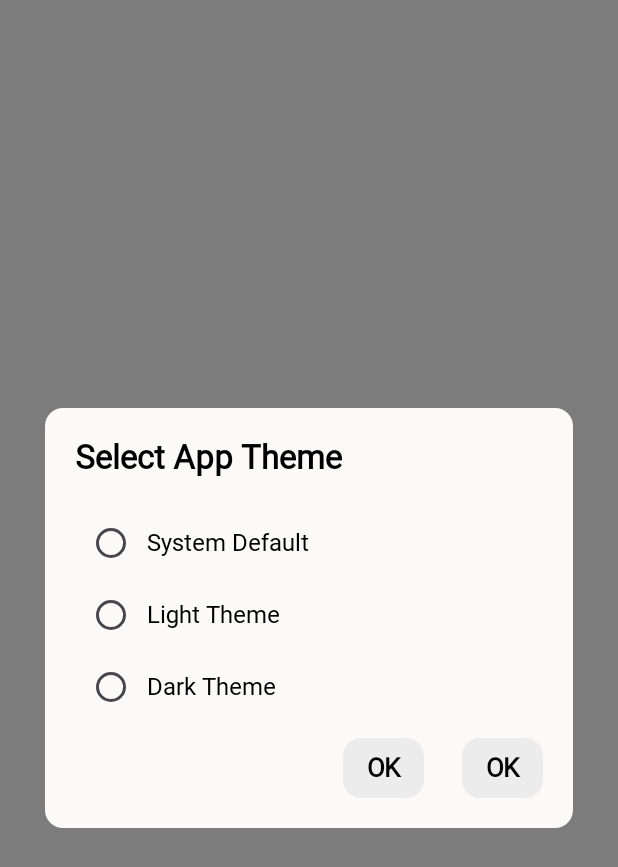
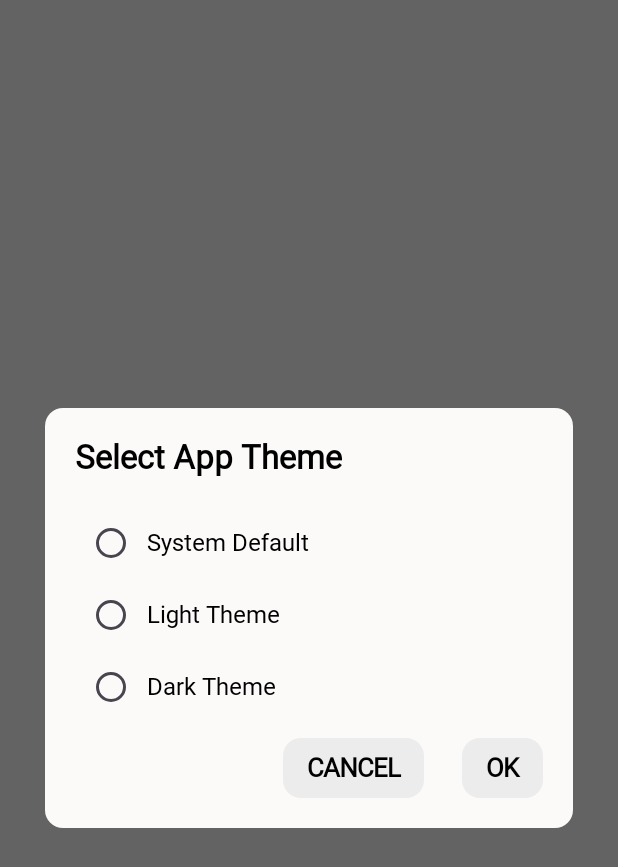
Before and after one commit to piyushprajpti/PY_Clock, an Android app built with Jetpack Compose: the composable ThemePopup called with empty values, on a phone screen of 412 x 824 dp. Shown: the top 867 px of the screen. Run offline under Robolectric (Android 15) with nearby library versions, the phone set to English and light mode, and no system bars; Roboto replaces fonts that are not available here.

Commit message:
used dialog instead of box in ThemePopup.kt

```diff
--- a/app/src/main/java/com/piyushprajpti/pyclock/presentation/setting_screen/ThemePopup.kt
+++ b/app/src/main/java/com/piyushprajpti/pyclock/presentation/setting_screen/ThemePopup.kt
@@ -2,13 +2,10 @@ package com.piyushprajpti.pyclock.presentation.setting_screen
 
 import androidx.compose.foundation.background
 import androidx.compose.foundation.clickable
-import androidx.compose.foundation.interaction.MutableInteractionSource
 import androidx.compose.foundation.layout.Arrangement
-import androidx.compose.foundation.layout.Box
 import androidx.compose.foundation.layout.Column
 import androidx.compose.foundation.layout.Row
 import androidx.compose.foundation.layout.Spacer
-import androidx.compose.foundation.layout.fillMaxSize
 import androidx.compose.foundation.layout.fillMaxWidth
 import androidx.compose.foundation.layout.height
 import androidx.compose.foundation.layout.padding
@@ -18,15 +15,16 @@ import androidx.compose.material3.MaterialTheme
 import androidx.compose.material3.RadioButton
 import androidx.compose.material3.Text
 import androidx.compose.runtime.Composable
+import androidx.compose.runtime.mutableIntStateOf
 import androidx.compose.runtime.mutableStateOf
 import androidx.compose.runtime.remember
 import androidx.compose.ui.Alignment
 import androidx.compose.ui.Modifier
 import androidx.compose.ui.draw.clip
-import androidx.compose.ui.graphics.Color
 import androidx.compose.ui.text.font.FontWeight
 import androidx.compose.ui.unit.dp
 import androidx.compose.ui.unit.sp
+import androidx.compose.ui.window.Dialog
 import com.piyushprajpti.pyclock.util.DialogActionButton
 
 @Composable
@@ -37,22 +35,11 @@ fun ThemePopup(
 ) {
 
     val selectedTheme = remember {
-        mutableStateOf(currentTheme)
+        mutableIntStateOf(currentTheme)
     }
 
-    Box(
-        modifier = Modifier
-            .fillMaxSize()
-            .background(Color.Black.copy(alpha = 0.5f))
-            .clickable { onCancelClick() },
-        contentAlignment = Alignment.Center
-    ) {
-        Box(
-            modifier = Modifier.clickable(
-                interactionSource = remember { MutableInteractionSource() },
-                indication = null,
-                onClick = {}
-            )
+    Dialog(
+        onDismissRequest = { onCancelClick() }
     ) {
         Column(
             modifier = Modifier
@@ -73,18 +60,18 @@ fun ThemePopup(
 
             Options(
                 title = "System Default",
-                    isSelected = selectedTheme.value == 1,
-                    onClick = { selectedTheme.value = 1 }
+                isSelected = selectedTheme.intValue == 1,
+                onClick = { selectedTheme.intValue = 1 }
             )
             Options(
                 title = "Light Theme",
-                    isSelected = selectedTheme.value == 2,
-                    onClick = { selectedTheme.value = 2 }
+                isSelected = selectedTheme.intValue == 2,
+                onClick = { selectedTheme.intValue = 2 }
             )
             Options(
                 title = "Dark Theme",
-                    isSelected = selectedTheme.value == 3,
-                    onClick = { selectedTheme.value = 3 }
+                isSelected = selectedTheme.intValue == 3,
+                onClick = { selectedTheme.intValue = 3 }
             )
 
             Spacer(modifier = Modifier.height(10.dp))
@@ -95,13 +82,12 @@ fun ThemePopup(
                 verticalAlignment = Alignment.CenterVertically
             ) {
 
-                    DialogActionButton(title = "OK", onClick = { onCancelClick() })
+                DialogActionButton(title = "CANCEL", onClick = { onCancelClick() })
 
                 Spacer(modifier = Modifier.width(25.dp))
 
-                    DialogActionButton(title = "OK", onClick = { onOkClick(selectedTheme.value) })
+                DialogActionButton(title = "OK", onClick = { onOkClick(selectedTheme.intValue) })
 
-                }
             }
         }
     }
```
Lines whose indentation alone changed are shown as unchanged.
